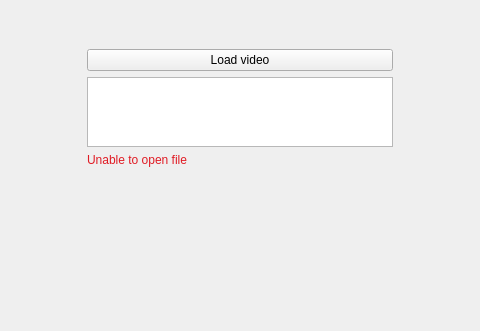
This is GUI/start_page.ui in LightAboveFighter/Panocam_Recognition_Classification as Qt 5 draws it before an edit; both pictures show x 127 to 607 and y 172 to 503 of the 734 by 503 pixel window. The edited form follows.
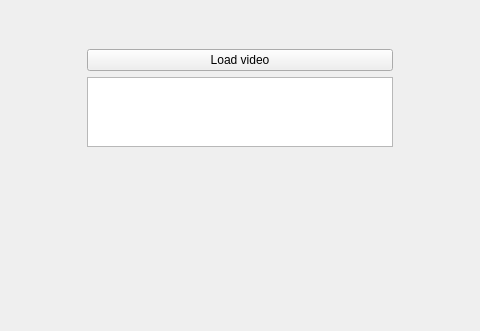
This is the edited form. Custom widgets are drawn as their Qt base class.

Commit message: add path into error message

```diff
--- a/GUI/start_page.ui
+++ b/GUI/start_page.ui
@@ -237,7 +237,7 @@
          </palette>
         </property>
         <property name="text">
-         <string>Unable to open file</string>
+         <string/>
         </property>
        </widget>
       </item>
```
The commit also changes 2 other files.
